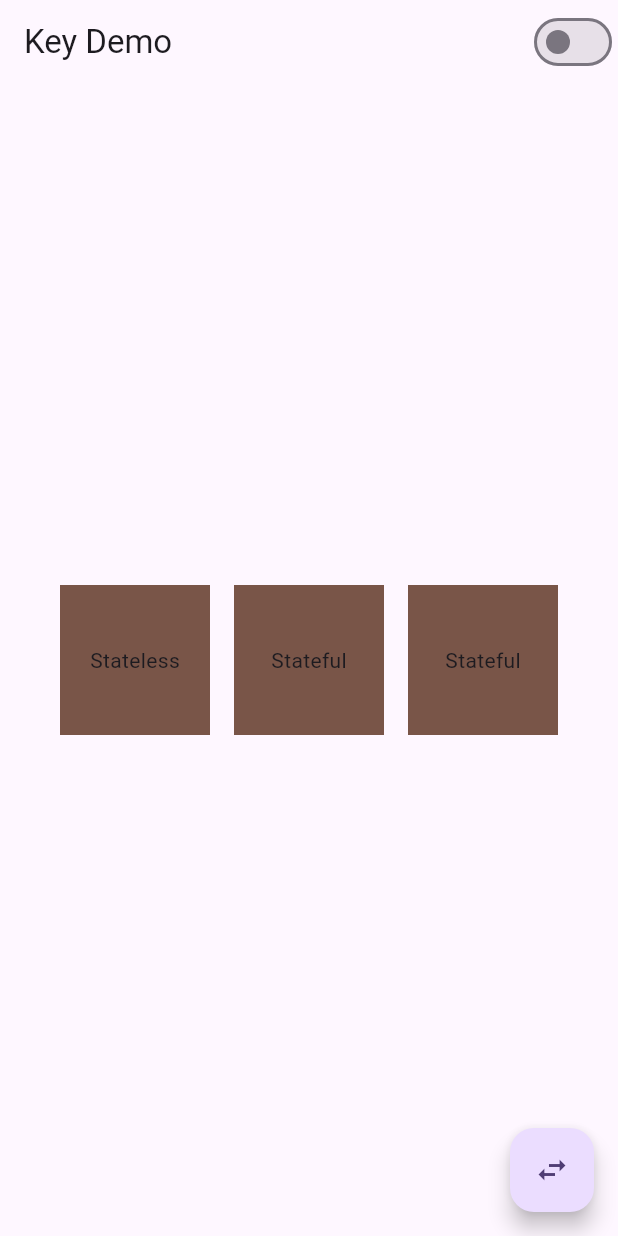
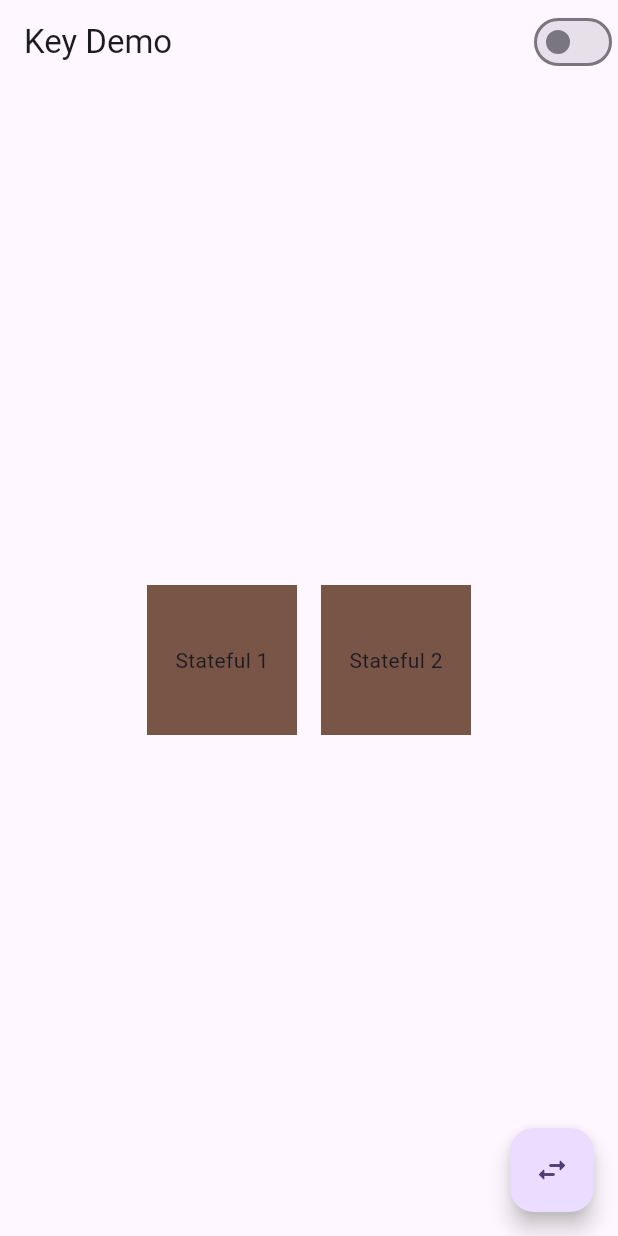
Before and after one commit to MohammadBahlaq/key_example, a Flutter app: the screen it shows after launch, on a phone screen of 412 x 824 dp. Run offline on Flutter 3.47's test engine with Material 3 defaults, Android fonts, the phone set to English and light mode, and no system bars.

Commit message:
add text

```diff
--- a/lib/stateful_widget.dart
+++ b/lib/stateful_widget.dart
@@ -3,7 +3,8 @@
 import 'package:flutter/material.dart';
 
 class ColoredBoxStatefulWidget extends StatefulWidget {
-  const ColoredBoxStatefulWidget({super.key});
+  const ColoredBoxStatefulWidget({super.key, required this.text});
+  final String text;
 
   @override
   State<ColoredBoxStatefulWidget> createState() =>
@@ -27,7 +28,7 @@
       margin: const EdgeInsets.all(8),
       color: color,
       alignment: Alignment.center,
-      child: Text("Stateful"),
+      child: Text(widget.text),
     );
   }
 }
```
Also changed, not shown: lib/key_example.dart (+14 -5 lines), lib/stateless_vs_stateful.dart (added, +16 -0 lines).
